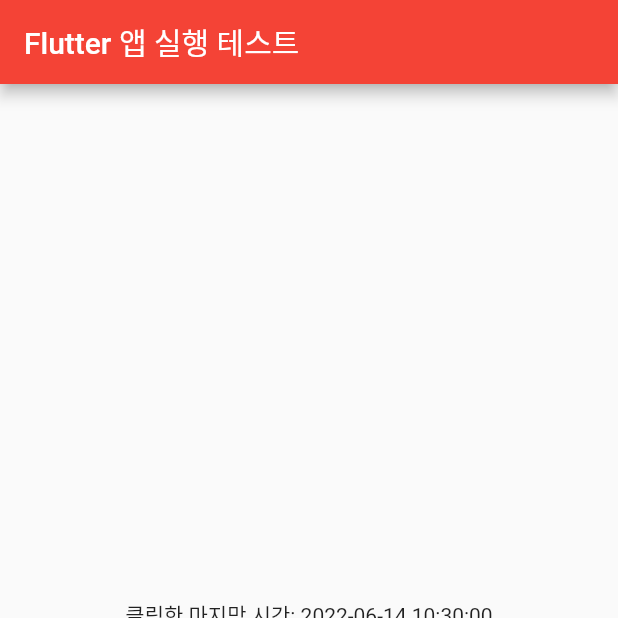
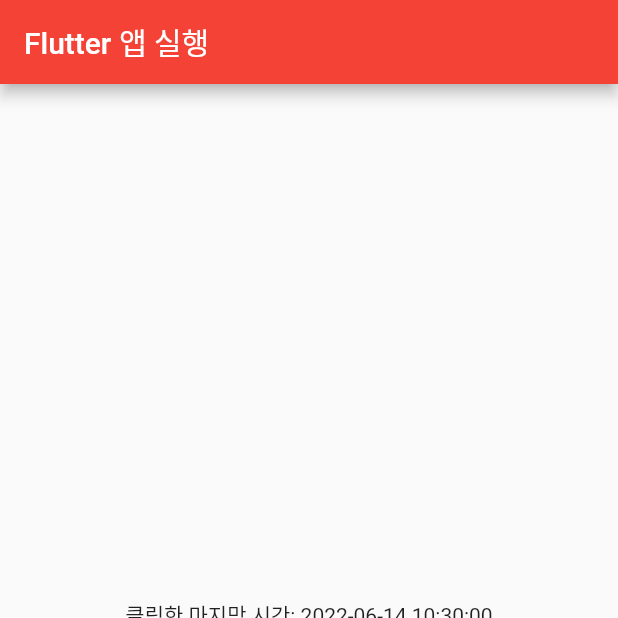
Before and after one commit to hyunyongil/gng_app, a Flutter app: the screen it shows after launch, on a phone screen of 412 x 824 dp, the top half of it. Run offline on Flutter 3.47's test engine with Material 2 defaults, Android fonts, the light colour scheme and no system bars.

Commit message:
2022-06-14(50

```diff
--- a/lib/main.dart
+++ b/lib/main.dart
@@ -24,7 +24,7 @@
         // is not restarted.
         primarySwatch: Colors.red,
       ),
-      home: const MyHomePage(title: 'Flutter 앱 실행 테스트'),
+      home: const MyHomePage(title: 'Flutter 앱 실행'),
     );
   }
 }
```
Also changed, not shown: 2 other files.
